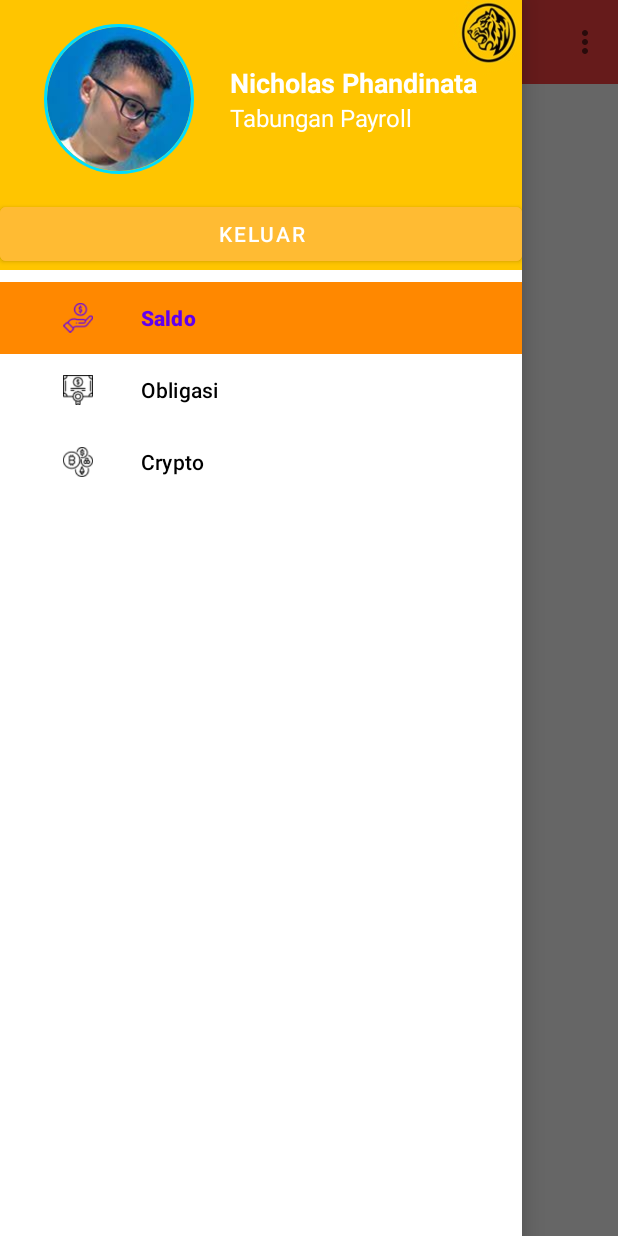
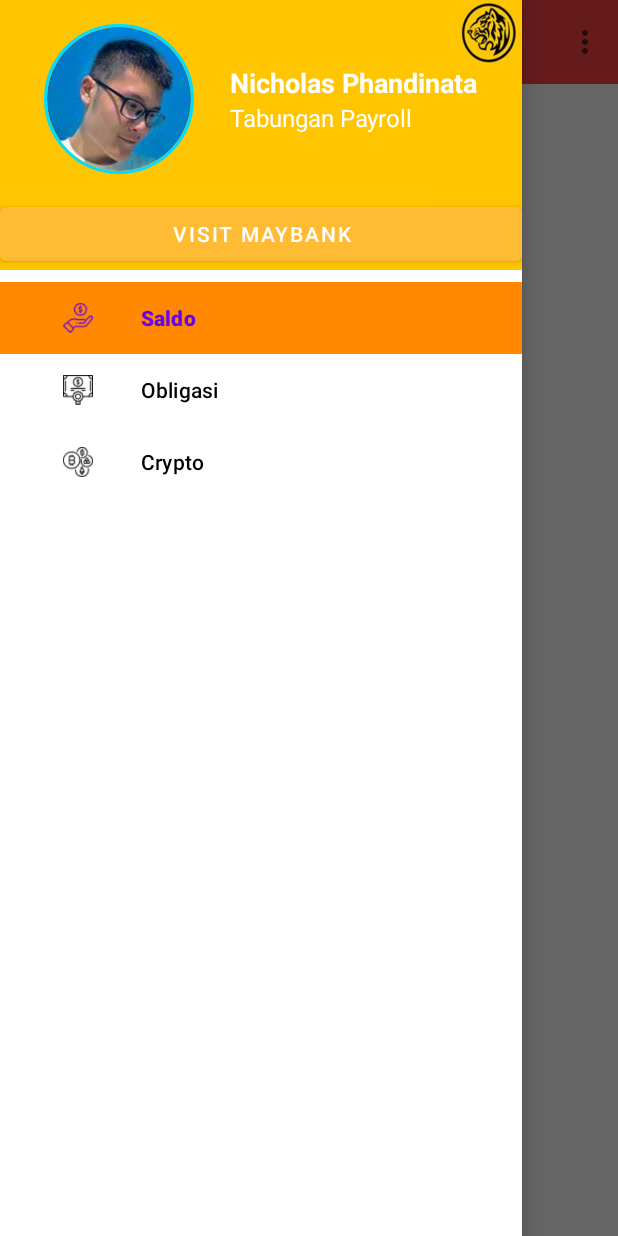
Before and after one commit to nicholas-phandinata/Project-004, an Android app: the screen it shows after launch (MainActivity), with the side drawer open, on a phone screen of 412 x 824 dp. Run offline under Robolectric (Android 15) with nearby library versions, the phone set to English and light mode, and no system bars; our stand-ins replace CircleImageView, data binding.

Commit message:
Update Intent Implicit

```diff
--- a/app/src/main/java/id/nicholasp/project004/MainActivity.java
+++ b/app/src/main/java/id/nicholasp/project004/MainActivity.java
@@ -1,8 +1,11 @@
 package id.nicholasp.project004;
 
+import android.content.Intent;
+import android.net.Uri;
 import android.os.Bundle;
 import android.view.Menu;
 import android.view.MenuItem;
+import android.view.View;
 import android.widget.Button;
 
 import androidx.annotation.NonNull;
@@ -70,6 +73,19 @@ public class MainActivity extends AppCompatActivity {
 
     private void initView() {
         //custom toolbar
+        NavigationView navigationView = findViewById(R.id.navView);
+        View headerView = getLayoutInflater().inflate(R.layout.nav_header_layout, navigationView, false);
+        navigationView.addHeaderView(headerView);
+
+        Button btn_exit = headerView.findViewById(R.id.btn_exit);
+        btn_exit.setOnClickListener(new View.OnClickListener() {
+            @Override
+            public void onClick(View v) {
+                Intent intent = new Intent(android.content.Intent.ACTION_VIEW);
+                intent.setData(Uri.parse("https://www.maybank.co.id/"));
+                startActivity(intent);
+            }
+        });
         setSupportActionBar(binding.toolbar);
 
         //default fragment dibuka pertama kali
--- a/app/src/main/res/layout/activity_main.xml
+++ b/app/src/main/res/layout/activity_main.xml
@@ -38,7 +38,6 @@
             android:layout_gravity="start"
             android:background="@color/white"
             android:fitsSystemWindows="true"
-            app:headerLayout="@layout/nav_header_layout"
             app:itemBackground="@drawable/item_selected"
             app:itemHorizontalPadding="42dp"
             app:itemIconPadding="32dp"
--- a/app/src/main/res/layout/nav_header_layout.xml
+++ b/app/src/main/res/layout/nav_header_layout.xml
@@ -60,7 +60,7 @@
                 android:backgroundTint="@android:color/holo_orange_light"
                 android:layout_width="match_parent"
                 android:layout_height="wrap_content"
-                android:text="Keluar" />
+                android:text="Visit Maybank" />
         </LinearLayout>
 
     </androidx.appcompat.widget.LinearLayoutCompat>
```
